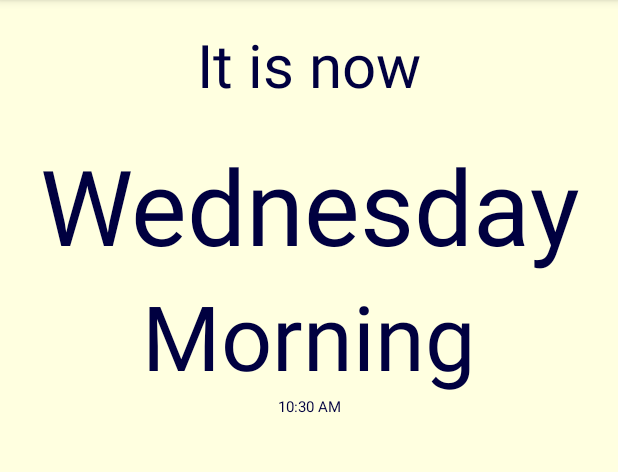
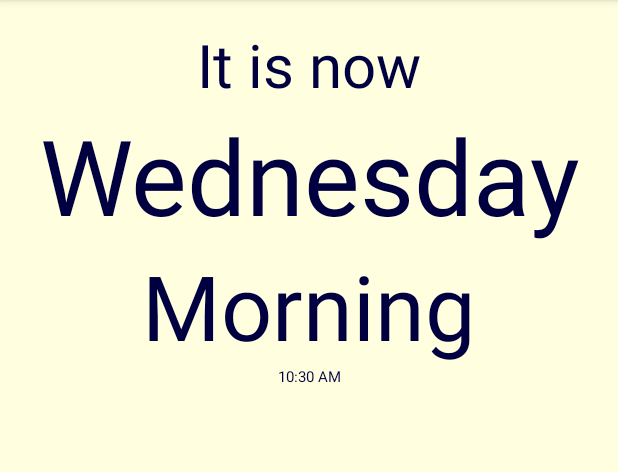
Before and after one commit to peterthevicar/dementiadayclock, an Android app: the screen it shows after launch (MainActivity), on a phone screen of 412 x 824 dp, the part 84-556 px from its top. Run offline under Robolectric (Android 15) with nearby library versions, the phone set to English and light mode, and no system bars.

Commit message:
Remove extraneous space after first line Replace contrast colour checkbox with list Add three colour schemes

```diff
--- /dev/null
+++ b/app/src/main/java/net/salisburys/dayclock/ListPrefSummary.java
@@ -0,0 +1,24 @@
+package net.salisburys.dayclock;
+
+import android.content.Context;
+import android.preference.ListPreference;
+import android.util.AttributeSet;
+
+/**
+ * Created by peter on 22/04/15.
+ */
+public final class ListPrefSummary extends ListPreference {
+    public ListPrefSummary(final Context ctx, final AttributeSet attrs) {
+        super(ctx, attrs);
+    }
+
+    public ListPrefSummary(final Context ctx) {
+        super(ctx);
+    }
+
+    @Override
+    public CharSequence getSummary() {
+        return getEntry();
+    }
+
+}
--- a/app/src/main/java/net/salisburys/dayclock/MainActivity.java
+++ b/app/src/main/java/net/salisburys/dayclock/MainActivity.java
@@ -193,11 +193,9 @@ public class MainActivity extends ActionBarActivity {
 			// First get the correct values out
 			datePeriod = sharedPrefs.getString(
 					bestPrefN.concat("_text"), "");
-			Boolean contrastColour = sharedPrefs.getBoolean(bestPrefN + "_contrast", true);
-			String textColour = (contrastColour? "textColourCont": "textColour");
-			Integer iTextColour = sharedPrefs.getInt(textColour, 0xff000000);
-			String bgColour = (contrastColour? "bgColourCont": "bgColour");
-			Integer iBgColour = sharedPrefs.getInt(bgColour, 0xff000000);
+			String prefColours = sharedPrefs.getString(bestPrefN + "_colour", "1");
+			Integer iTextColour = sharedPrefs.getInt("textColour"+prefColours, 0xff000000);
+			Integer iBgColour = sharedPrefs.getInt("bgColour"+prefColours, 0xffffffff);
 			//showToast(""+iTextColour);
 			// Set background
 			RelativeLayout displayView = (RelativeLayout) findViewById(R.id.displayView);
--- a/app/src/main/res/layout/fragment_main.xml
+++ b/app/src/main/res/layout/fragment_main.xml
@@ -21,7 +21,6 @@
         android:layout_width="match_parent"
         android:layout_height="wrap_content"
         android:layout_below="@+id/prologue"
-        android:layout_marginTop="20dp"
         android:gravity="center_vertical|center_horizontal" />
 
     <TextView
--- a/app/src/main/res/values/arrays.xml
+++ b/app/src/main/res/values/arrays.xml
@@ -33,5 +33,15 @@
     </string-array>
     <string-array name="pref_TIM_defaultValues">
     </string-array>
+    <string-array name="pref_colour_names">
+        <item>"Normal"</item>
+        <item>"Contrast"</item>
+        <item>"Night"</item>
+    </string-array>
+    <string-array name="pref_colour_values">
+        <item>"1"</item>
+        <item>"2"</item>
+        <item>"3"</item>
+    </string-array>
 
 </resources>
--- a/app/src/main/res/values/strings.xml
+++ b/app/src/main/res/values/strings.xml
@@ -8,7 +8,7 @@
     <string name="label_cancel">Cancel</string>
 
     <string name="pref_period_text">Period name (blank to disable period)</string>
-    <string name="pref_period_contrast">Use contrast colours</string>
+    <string name="pref_period_colours">Colours for this period</string>
     <string name="pref_period_allDays">Period occurs every day</string>
     <string name="pref_period_start">Start time</string> <!-- Default values: 0 = 1am; -60000 = 12.59am; 39,600,000 = noon i.e. ((H-1)*60+M)*60000 -->
     <string name="pref_period_days">Set active days for this period</string>
@@ -56,5 +56,4 @@
     <string name="colours_summary">Colours for text and background</string>
     <string name="keep_screen_on">Keep screen on</string>
 
-
 </resources>
--- a/app/src/main/res/xml/preferences_fragment.xml
+++ b/app/src/main/res/xml/preferences_fragment.xml
@@ -55,19 +55,27 @@
         <com.chiralcode.colorpicker.ColorPickerPreference
             android:title="Normal Text Colour"
             android:defaultValue="0xff000040"
-            android:key="textColour" />
+            android:key="textColour1" />
         <com.chiralcode.colorpicker.ColorPickerPreference
             android:title="Normal Background Colour"
             android:defaultValue="0xffffffe0"
-            android:key="bgColour" />
+            android:key="bgColour1" />
         <com.chiralcode.colorpicker.ColorPickerPreference
             android:title="Contrast Text Colour"
-            android:defaultValue="0xff8080c0"
-            android:key="textColourCont" />
+            android:defaultValue="0xffb030b0"
+            android:key="textColour2" />
         <com.chiralcode.colorpicker.ColorPickerPreference
             android:title="Contrast Background Colour"
+            android:defaultValue="0xfff8f820"
+            android:key="bgColour2" />
+        <com.chiralcode.colorpicker.ColorPickerPreference
+            android:title="Night Text Colour"
+            android:defaultValue="0xff8080c0"
+            android:key="textColour3" />
+        <com.chiralcode.colorpicker.ColorPickerPreference
+            android:title="Night Background Colour"
             android:defaultValue="0xff000040"
-            android:key="bgColourCont" />
+            android:key="bgColour3" />
     </PreferenceScreen>
     <PreferenceScreen
         android:key="pref_period1"
@@ -77,10 +85,12 @@
             android:key="pref_period1_text"
             android:title="@string/pref_period_text" />
 
-        <CheckBoxPreference
-            android:defaultValue="true"
-            android:key="pref_period1_contrast"
-            android:title="@string/pref_period_contrast" />
+        <net.salisburys.dayclock.ListPrefSummary
+            android:defaultValue="3"
+            android:key="pref_period1_colour"
+            android:entries="@array/pref_colour_names"
+            android:entryValues="@array/pref_colour_values"
+            android:title="@string/pref_period_colours" />
 
         <net.salisburys.dayclock.TimePreference
             android:defaultValue="@string/pref_period1_start_def"
@@ -122,10 +132,12 @@
             android:key="pref_period2_text"
             android:title="@string/pref_period_text" />
 
-        <CheckBoxPreference
-            android:defaultValue="false"
-            android:key="pref_period2_contrast"
-            android:title="@string/pref_period_contrast" />
+        <net.salisburys.dayclock.ListPrefSummary
+            android:defaultValue="1"
+            android:key="pref_period2_colour"
+            android:entries="@array/pref_colour_names"
+            android:entryValues="@array/pref_colour_values"
+            android:title="@string/pref_period_colours" />
 
         <net.salisburys.dayclock.TimePreference
             android:defaultValue="@string/pref_period2_start_def"
@@ -167,10 +179,12 @@
             android:key="pref_period3_text"
             android:title="@string/pref_period_text" />
 
-        <CheckBoxPreference
-            android:defaultValue="false"
-            android:key="pref_period3_contrast"
-            android:title="@string/pref_period_contrast" />
+        <net.salisburys.dayclock.ListPrefSummary
+            android:defaultValue="1"
+            android:key="pref_period3_colour"
+            android:entries="@array/pref_colour_names"
+            android:entryValues="@array/pref_colour_values"
+            android:title="@string/pref_period_colours" />
 
         <net.salisburys.dayclock.TimePreference
             android:defaultValue="@string/pref_period3_start_def"
@@ -212,10 +226,12 @@
             android:key="pref_period4_text"
             android:title="@string/pref_period_text" />
 
-        <CheckBoxPreference
-            android:defaultValue="true"
-            android:key="pref_period4_contrast"
-            android:title="@string/pref_period_contrast" />
+        <net.salisburys.dayclock.ListPrefSummary
+            android:defaultValue="2"
+            android:key="pref_period4_colour"
+            android:entries="@array/pref_colour_names"
+            android:entryValues="@array/pref_colour_values"
+            android:title="@string/pref_period_colours" />
 
         <net.salisburys.dayclock.TimePreference
             android:defaultValue="@string/pref_period4_start_def"
@@ -257,10 +273,12 @@
             android:key="pref_period5_text"
             android:title="@string/pref_period_text" />
 
-        <CheckBoxPreference
-            android:defaultValue="false"
-            android:key="pref_period5_contrast"
-            android:title="@string/pref_period_contrast" />
+        <net.salisburys.dayclock.ListPrefSummary
+            android:defaultValue="1"
+            android:key="pref_period5_colour"
+            android:entries="@array/pref_colour_names"
+            android:entryValues="@array/pref_colour_values"
+            android:title="@string/pref_period_colours" />
 
         <net.salisburys.dayclock.TimePreference
             android:defaultValue="@string/pref_period5_start_def"
@@ -302,10 +320,12 @@
             android:key="pref_period6_text"
             android:title="@string/pref_period_text" />
 
-        <CheckBoxPreference
-            android:defaultValue="true"
-            android:key="pref_period6_contrast"
-            android:title="@string/pref_period_contrast" />
+        <net.salisburys.dayclock.ListPrefSummary
+            android:defaultValue="3"
+            android:key="pref_period6_colour"
+            android:entries="@array/pref_colour_names"
+            android:entryValues="@array/pref_colour_values"
+            android:title="@string/pref_period_colours" />
 
         <net.salisburys.dayclock.TimePreference
             android:defaultValue="@string/pref_period6_start_def"
@@ -347,10 +367,12 @@
             android:key="pref_period7_text"
             android:title="@string/pref_period_text" />
 
-        <CheckBoxPreference
-            android:defaultValue="false"
-            android:key="pref_period7_contrast"
-            android:title="@string/pref_period_contrast" />
+        <net.salisburys.dayclock.ListPrefSummary
+            android:defaultValue="1"
+            android:key="pref_period7_colour"
+            android:entries="@array/pref_colour_names"
+            android:entryValues="@array/pref_colour_values"
+            android:title="@string/pref_period_colours" />
 
         <net.salisburys.dayclock.TimePreference
             android:defaultValue="@string/pref_period7_start_def"
@@ -392,10 +414,12 @@
             android:key="pref_period8_text"
             android:title="@string/pref_period_text" />
 
-        <CheckBoxPreference
-            android:defaultValue="false"
-            android:key="pref_period8_contrast"
-            android:title="@string/pref_period_contrast" />
+        <net.salisburys.dayclock.ListPrefSummary
+            android:defaultValue="1"
+            android:key="pref_period8_colour"
+            android:entries="@array/pref_colour_names"
+            android:entryValues="@array/pref_colour_values"
+            android:title="@string/pref_period_colours" />
 
         <net.salisburys.dayclock.TimePreference
             android:defaultValue="@string/pref_period8_start_def"
```
Also changed, not shown: 2 other files.
